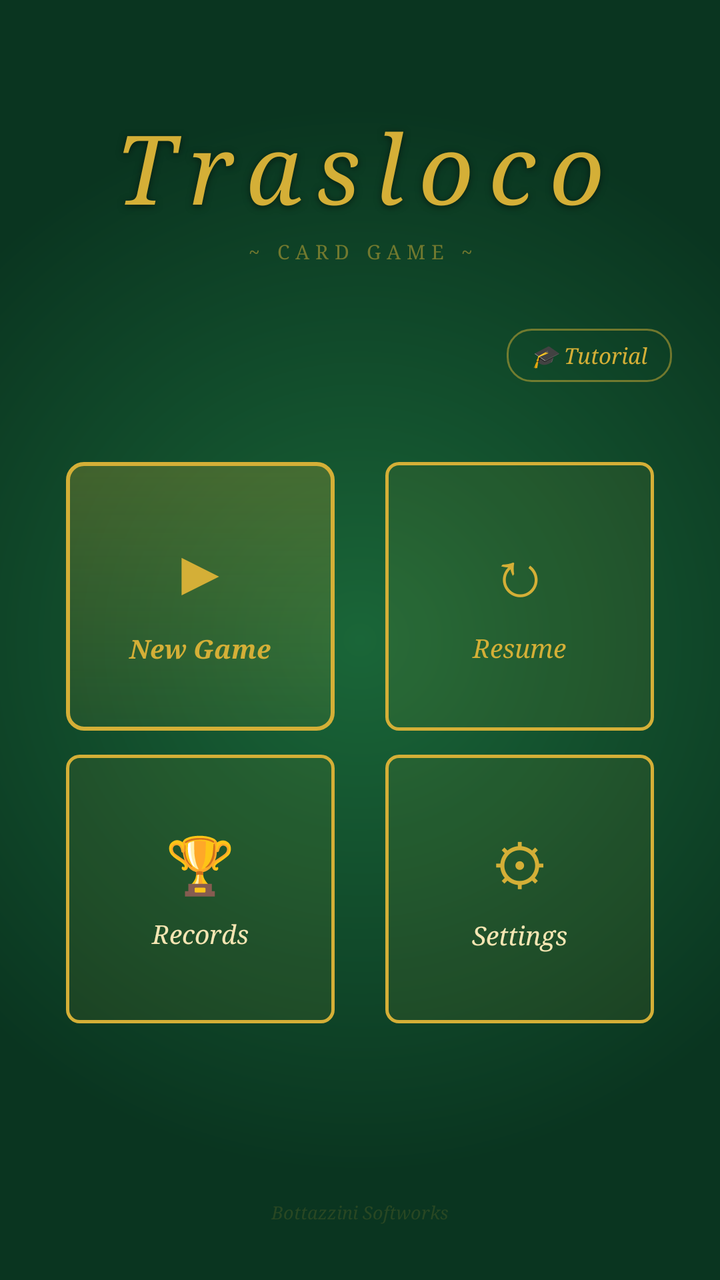
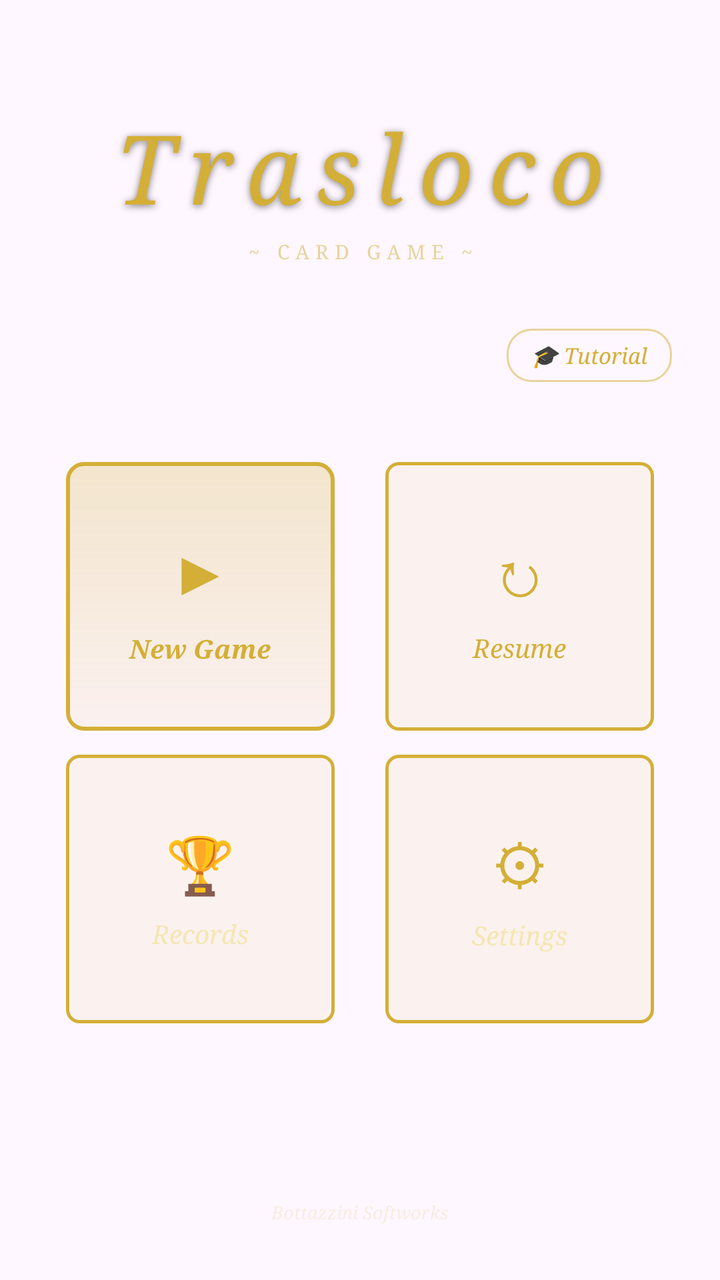

Two renders of the same Android screen: before a commit and after it. Below are the layout's source before the change and the commit's diff.
<!-- AndroidManifest.xml: activity theme Theme.Trasloco -->
<!-- res/layout/activity_main.xml -->
<?xml version="1.0" encoding="utf-8"?>
<FrameLayout xmlns:android="http://schemas.android.com/apk/res/android"
    xmlns:app="http://schemas.android.com/apk/res-auto"
    xmlns:tools="http://schemas.android.com/tools"
    android:layout_width="match_parent"
    android:layout_height="match_parent">

    <ScrollView
        android:id="@+id/mainScrollView"
        android:layout_width="match_parent"
        android:layout_height="match_parent"
        android:background="@drawable/verde"
        android:fillViewport="true">

        <androidx.constraintlayout.widget.ConstraintLayout
            android:id="@+id/mainConstraintLayout"
            android:layout_width="match_parent"
            android:layout_height="wrap_content"
            android:padding="20dp"
            tools:context=".MainActivity">

            <TextView
                android:id="@+id/textViewTitle"
                android:layout_width="0dp"
                android:layout_height="wrap_content"
                android:layout_marginTop="32dp"
                android:gravity="center"
                android:text="@string/trasloco"
                android:textSize="48sp"
                style="@style/CasinoTitle"
                app:layout_constraintEnd_toEndOf="parent"
                app:layout_constraintStart_toStartOf="parent"
                app:layout_constraintTop_toTopOf="parent" />

            <TextView
                android:id="@+id/textViewSubtitle"
                android:layout_width="0dp"
                android:layout_height="wrap_content"
                android:layout_marginTop="4dp"
                android:gravity="center"
                android:text="@string/subtitle_card_game"
                style="@style/CasinoSubtitle"
                app:layout_constraintEnd_toEndOf="parent"
                app:layout_constraintStart_toStartOf="parent"
                app:layout_constraintTop_toBottomOf="@id/textViewTitle" />

            <TextView
                android:id="@+id/buttonTutorial"
                android:layout_width="wrap_content"
                android:layout_height="wrap_content"
                android:layout_marginTop="32dp"
                android:layout_marginEnd="4dp"
                android:paddingHorizontal="12dp"
                android:paddingVertical="6dp"
                android:background="@drawable/casino_corner_link"
                android:text="@string/tutorial_corner_label"
                android:textSize="11sp"
                android:textStyle="italic"
                android:fontFamily="serif"
                android:textColor="@color/casino_gold"
                android:onClick="showTutorial"
                app:layout_constraintEnd_toEndOf="parent"
                app:layout_constraintTop_toBottomOf="@id/textViewSubtitle" />

            
            <LinearLayout
                android:id="@+id/tileNuovaPartita"
                android:layout_width="0dp"
                android:layout_height="0dp"
                android:layout_marginTop="40dp"
                android:layout_marginEnd="6dp"
                android:background="@drawable/casino_tile_bg_primary"
                android:gravity="center"
                android:orientation="vertical"
                android:onClick="startGame"
                android:clickable="true"
                android:focusable="true"
                app:layout_constraintDimensionRatio="1:1"
                app:layout_constraintEnd_toStartOf="@id/tileRiprendi"
                app:layout_constraintStart_toStartOf="parent"
                app:layout_constraintTop_toBottomOf="@id/buttonTutorial"
                app:layout_constraintWidth_percent="0.42">

                <TextView
                    android:layout_width="wrap_content"
                    android:layout_height="wrap_content"
                    android:text="▶"
                    android:textSize="32sp"
                    android:textColor="@color/casino_gold" />

                <TextView
                    android:layout_width="match_parent"
                    android:layout_height="wrap_content"
                    android:layout_marginTop="8dp"
                    android:ellipsize="end"
                    android:fontFamily="serif"
                    android:gravity="center"
                    android:maxLines="2"
                    android:paddingHorizontal="4dp"
                    android:text="@string/nuova_partita_label"
                    android:textColor="@color/casino_gold"
                    android:textSize="13sp"
                    android:textStyle="italic|bold" />
            </LinearLayout>

            
            <LinearLayout
                android:id="@+id/tileRiprendi"
                android:layout_width="0dp"
                android:layout_height="0dp"
                android:layout_marginTop="40dp"
                android:layout_marginStart="6dp"
                android:background="@drawable/casino_tile_bg"
                android:gravity="center"
                android:orientation="vertical"
                android:onClick="resumeGame"
                app:layout_constraintDimensionRatio="1:1"
                app:layout_constraintEnd_toEndOf="parent"
                app:layout_constraintStart_toEndOf="@id/tileNuovaPartita"
                app:layout_constraintTop_toBottomOf="@id/buttonTutorial"
                app:layout_constraintWidth_percent="0.42">

                <TextView
                    android:layout_width="wrap_content"
                    android:layout_height="wrap_content"
                    android:text="↻"
                    android:textSize="32sp"
                    android:textColor="@color/casino_gold" />

                <TextView
                    android:layout_width="match_parent"
                    android:layout_height="wrap_content"
                    android:layout_marginTop="8dp"
                    android:ellipsize="end"
                    android:fontFamily="serif"
                    android:gravity="center"
                    android:maxLines="2"
                    android:paddingHorizontal="4dp"
                    android:text="@string/riprendi_label"
                    android:textColor="@color/casino_gold"
                    android:textSize="13sp"
                    android:textStyle="italic" />
            </LinearLayout>

            
            <LinearLayout
                android:id="@+id/tileRecords"
                android:layout_width="0dp"
                android:layout_height="0dp"
                android:layout_marginTop="12dp"
                android:layout_marginEnd="6dp"
                android:background="@drawable/casino_tile_bg"
                android:gravity="center"
                android:orientation="vertical"
                android:onClick="showRecords"
                android:clickable="true"
                android:focusable="true"
                app:layout_constraintDimensionRatio="1:1"
                app:layout_constraintEnd_toStartOf="@id/tileSettings"
                app:layout_constraintStart_toStartOf="parent"
                app:layout_constraintTop_toBottomOf="@id/tileNuovaPartita"
                app:layout_constraintWidth_percent="0.42">

                <TextView
                    android:layout_width="wrap_content"
                    android:layout_height="wrap_content"
                    android:text="🏆"
                    android:textSize="28sp" />

                <TextView
                    android:layout_width="match_parent"
                    android:layout_height="wrap_content"
                    android:layout_marginTop="8dp"
                    android:ellipsize="end"
                    android:fontFamily="serif"
                    android:gravity="center"
                    android:maxLines="2"
                    android:paddingHorizontal="4dp"
                    android:text="@string/records_label"
                    android:textColor="@color/casino_gold_light"
                    android:textSize="13sp"
                    android:textStyle="italic" />
            </LinearLayout>

            
            <LinearLayout
                android:id="@+id/tileSettings"
                android:layout_width="0dp"
                android:layout_height="0dp"
                android:layout_marginTop="12dp"
                android:layout_marginStart="6dp"
                android:background="@drawable/casino_tile_bg"
                android:gravity="center"
                android:orientation="vertical"
                android:onClick="openSettings"
                android:clickable="true"
                android:focusable="true"
                app:layout_constraintDimensionRatio="1:1"
                app:layout_constraintEnd_toEndOf="parent"
                app:layout_constraintStart_toEndOf="@id/tileRecords"
                app:layout_constraintTop_toBottomOf="@id/tileRiprendi"
                app:layout_constraintWidth_percent="0.42">

                <TextView
                    android:layout_width="wrap_content"
                    android:layout_height="wrap_content"
                    android:text="⚙"
                    android:textSize="28sp"
                    android:textColor="@color/casino_gold" />

                <TextView
                    android:layout_width="match_parent"
                    android:layout_height="wrap_content"
                    android:layout_marginTop="8dp"
                    android:ellipsize="end"
                    android:fontFamily="serif"
                    android:gravity="center"
                    android:maxLines="2"
                    android:paddingHorizontal="4dp"
                    android:text="@string/impostazioni_label"
                    android:textColor="@color/casino_gold_light"
                    android:textSize="13sp"
                    android:textStyle="italic" />
            </LinearLayout>

            <TextView
                android:id="@+id/textViewWatermark"
                android:layout_width="wrap_content"
                android:layout_height="wrap_content"
                android:layout_marginBottom="8dp"
                android:text="@string/watermark_studio"
                android:textSize="9sp"
                android:fontFamily="serif"
                android:textStyle="italic"
                android:textColor="@color/casino_gold_alpha_25"
                android:alpha="0.6"
                app:layout_constraintBottom_toBottomOf="parent"
                app:layout_constraintEnd_toEndOf="parent"
                app:layout_constraintStart_toStartOf="parent" />

        </androidx.constraintlayout.widget.ConstraintLayout>
    </ScrollView>

    <include
        layout="@layout/banner_achievement"
        android:id="@+id/mainBannerAchievement"
        android:layout_width="match_parent"
        android:layout_height="wrap_content"
        android:layout_gravity="top" />

</FrameLayout>
<!-- res/layout/banner_achievement.xml (included above) -->
<?xml version="1.0" encoding="utf-8"?>
<LinearLayout xmlns:android="http://schemas.android.com/apk/res/android"
    android:id="@+id/achievementBannerRoot"
    android:layout_width="match_parent"
    android:layout_height="wrap_content"
    android:background="@color/casino_achievement_banner_bg"
    android:orientation="horizontal"
    android:paddingHorizontal="16dp"
    android:paddingVertical="12dp"
    android:gravity="center_vertical"
    android:elevation="8dp"
    android:visibility="gone">

    <TextView
        android:id="@+id/achievementBannerIcon"
        android:layout_width="wrap_content"
        android:layout_height="wrap_content"
        android:textSize="28sp"
        android:layout_marginEnd="12dp" />

    <LinearLayout
        android:layout_width="0dp"
        android:layout_height="wrap_content"
        android:layout_weight="1"
        android:orientation="vertical">

        <TextView
            android:layout_width="match_parent"
            android:layout_height="wrap_content"
            android:text="@string/achievement_banner_title"
            android:textSize="10sp"
            android:fontFamily="serif"
            android:textStyle="italic"
            android:textColor="@color/casino_gold_alpha_50"
            android:letterSpacing="0.1" />

        <TextView
            android:id="@+id/achievementBannerName"
            android:layout_width="match_parent"
            android:layout_height="wrap_content"
            android:textSize="15sp"
            android:fontFamily="serif"
            android:textStyle="italic|bold"
            android:textColor="@color/casino_gold" />

        <TextView
            android:id="@+id/achievementBannerDesc"
            android:layout_width="match_parent"
            android:layout_height="wrap_content"
            android:textSize="11sp"
            android:fontFamily="serif"
            android:textStyle="italic"
            android:textColor="@color/casino_gold_alpha_50" />

    </LinearLayout>

</LinearLayout>
<!-- resources referenced by this layout -->
<resources>
  <color name="casino_achievement_banner_bg">#F2000000</color>
  <color name="casino_gold">#FFD4AF37</color>
  <color name="casino_gold_alpha_25">#40D4AF37</color>
  <color name="casino_gold_alpha_50">#80D4AF37</color>
  <color name="casino_gold_light">#FFF5E6B3</color>
  <!-- drawable casino_corner_link (drawable) -->
  <?xml version="1.0" encoding="utf-8"?>
  <shape xmlns:android="http://schemas.android.com/apk/res/android"
      android:shape="rectangle">
      <solid android:color="@android:color/transparent" />
      <stroke android:width="1dp" android:color="@color/casino_gold_alpha_50" />
      <corners android:radius="12dp" />
  </shape>
  <!-- drawable casino_tile_bg (drawable) -->
  <?xml version="1.0" encoding="utf-8"?>
  <shape xmlns:android="http://schemas.android.com/apk/res/android"
      android:shape="rectangle">
      <solid android:color="@color/casino_gold_alpha_08" />
      <stroke android:width="1.5dp" android:color="@color/casino_gold" />
      <corners android:radius="6dp" />
  </shape>
  <!-- drawable verde (drawable) -->
  <?xml version="1.0" encoding="utf-8"?>
  <shape xmlns:android="http://schemas.android.com/apk/res/android"
      android:shape="rectangle">
      <gradient
          android:type="radial"
          android:centerX="0.5"
          android:centerY="0.5"
          android:gradientRadius="800"
          android:startColor="@color/casino_green"
          android:endColor="@color/casino_green_dark" />
  </shape>
  <string name="achievement_banner_title">Achievement unlocked!</string>
  <string name="impostazioni_label">Settings</string>
  <string name="nuova_partita_label">New Game</string>
  <string name="records_label">Records</string>
  <string name="riprendi_label">Resume</string>
  <string name="subtitle_card_game">~ CARD GAME ~</string>
  <string name="trasloco" translatable="false">Trasloco</string>
  <string name="tutorial_corner_label">🎓 Tutorial</string>
  <string name="watermark_studio" translatable="false">Bottazzini Softworks</string>
  <style name="CasinoSubtitle">
          <item name="android:fontFamily">serif</item>
          <item name="android:textColor">@color/casino_gold_alpha_50</item>
          <item name="android:letterSpacing">0.3</item>
          <item name="android:textSize">10sp</item>
      </style>
  <style name="CasinoTitle">
          <item name="android:fontFamily">serif</item>
          <item name="android:textStyle">italic</item>
          <item name="android:textColor">@color/casino_gold</item>
          <item name="android:letterSpacing">0.15</item>
          <item name="android:shadowColor">#80000000</item>
          <item name="android:shadowDy">2</item>
          <item name="android:shadowRadius">8</item>
      </style>
  <style name="Theme.Trasloco" parent="Theme.Material3.DayNight.NoActionBar">
          <item name="colorPrimary">@color/purple_500</item>
          <item name="colorPrimaryVariant">@color/purple_700</item>
          <item name="colorOnPrimary">@color/white</item>
          <item name="colorSecondary">@color/teal_200</item>
          <item name="colorSecondaryVariant">@color/teal_700</item>
          <item name="colorOnSecondary">@color/black</item>
      </style>
  <color name="casino_gold_alpha_08">#14D4AF37</color>
  <color name="casino_green">#FF1A6638</color>
  <color name="casino_green_dark">#FF0A3520</color>
  <color name="purple_500">#FF6200EE</color>
  <color name="purple_700">#FF3700B3</color>
  <color name="white">#FFFFFFFF</color>
  <color name="teal_200">#FF03DAC5</color>
  <color name="teal_700">#FF018786</color>
  <color name="black">#FF000000</color>
  <!-- unchanged entries left out for length: 1 -->
</resources>

<!-- the commit's change to res/layout/activity_main.xml (unified diff, before → after) -->
@@ -9,7 +9,6 @@
         android:id="@+id/mainScrollView"
         android:layout_width="match_parent"
         android:layout_height="match_parent"
-        android:background="@drawable/verde"
         android:fillViewport="true">
 
         <androidx.constraintlayout.widget.ConstraintLayout
<!-- resource entries referenced after the edit -->
@@ -20,18 +20,6 @@
       <solid android:color="@color/casino_gold_alpha_08" />
       <stroke android:width="1.5dp" android:color="@color/casino_gold" />
       <corners android:radius="6dp" />
-  </shape>
-  <!-- drawable verde (drawable) -->
-  <?xml version="1.0" encoding="utf-8"?>
-  <shape xmlns:android="http://schemas.android.com/apk/res/android"
-      android:shape="rectangle">
-      <gradient
-          android:type="radial"
-          android:centerX="0.5"
-          android:centerY="0.5"
-          android:gradientRadius="800"
-          android:startColor="@color/casino_green"
-          android:endColor="@color/casino_green_dark" />
   </shape>
   <string name="achievement_banner_title">Achievement unlocked!</string>
   <string name="impostazioni_label">Settings</string>
@@ -66,8 +54,6 @@
           <item name="colorOnSecondary">@color/black</item>
       </style>
   <color name="casino_gold_alpha_08">#14D4AF37</color>
-  <color name="casino_green">#FF1A6638</color>
-  <color name="casino_green_dark">#FF0A3520</color>
   <color name="purple_500">#FF6200EE</color>
   <color name="purple_700">#FF3700B3</color>
   <color name="white">#FFFFFFFF</color>
